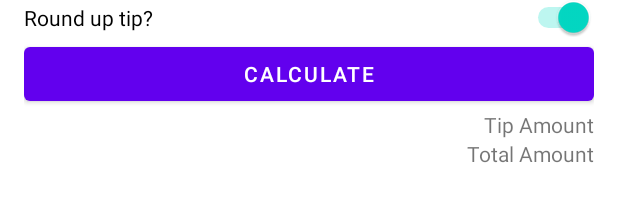
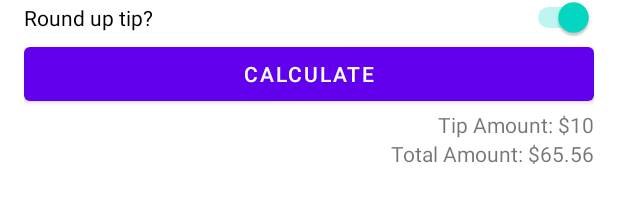
Before and after one commit to tse-jeff/TipCalc, an Android app: the layout activity_main.xml on its own in the app's theme, with its tools: preview values and no code run, on a phone screen of 412 x 824 dp. Shown: the part 340-543 px from the top of the screen. Run offline under Robolectric (Android 15) with nearby library versions, the phone set to English and light mode, and no system bars.

Commit message:
finished tip calculator functions

```diff
--- a/app/src/main/res/layout/activity_main.xml
+++ b/app/src/main/res/layout/activity_main.xml
@@ -1,6 +1,5 @@
 <?xml version="1.0" encoding="utf-8"?>
-<androidx.constraintlayout.widget.ConstraintLayout
-    xmlns:android="http://schemas.android.com/apk/res/android"
+<androidx.constraintlayout.widget.ConstraintLayout xmlns:android="http://schemas.android.com/apk/res/android"
     xmlns:app="http://schemas.android.com/apk/res-auto"
     xmlns:tools="http://schemas.android.com/tools"
     android:layout_width="match_parent"
@@ -12,18 +11,18 @@
         android:id="@+id/cost_of_service"
         android:layout_width="wrap_content"
         android:layout_height="wrap_content"
+        android:hint="Cost of Service"
         android:inputType="numberDecimal"
-        android:hint="Cost of Service"
         app:layout_constraintStart_toStartOf="parent"
-        app:layout_constraintTop_toTopOf="parent"/>
+        app:layout_constraintTop_toTopOf="parent" />
 
     <TextView
         android:id="@+id/service_question"
         android:layout_width="wrap_content"
         android:layout_height="wrap_content"
         android:text="@string/question"
-        app:layout_constraintTop_toBottomOf="@id/cost_of_service"
-        app:layout_constraintStart_toStartOf="parent"/>
+        app:layout_constraintStart_toStartOf="parent"
+        app:layout_constraintTop_toBottomOf="@id/cost_of_service" />
 
     <RadioGroup
         android:id="@+id/tip_options"
@@ -31,60 +30,62 @@
         android:layout_height="wrap_content"
         android:checkedButton="@id/option_eighteen_percent"
         android:orientation="vertical"
-        app:layout_constraintTop_toBottomOf="@id/service_question"
-        app:layout_constraintStart_toStartOf="parent">
+        app:layout_constraintStart_toStartOf="parent"
+        app:layout_constraintTop_toBottomOf="@id/service_question">
+
         <RadioButton
             android:id="@+id/option_twenty_percent"
             android:layout_width="wrap_content"
             android:layout_height="wrap_content"
-            android:text="@string/amazing"
-            android:onClick=""/>
-        <RadioButton android:id="@+id/option_eighteen_percent"
+            android:text="@string/amazing" />
+
+        <RadioButton
+            android:id="@+id/option_eighteen_percent"
             android:layout_width="wrap_content"
             android:layout_height="wrap_content"
-            android:text="@string/good"
-            android:onClick=""/>
-        <RadioButton android:id="@+id/option_fifteen_percent"
+            android:text="@string/good" />
+
+        <RadioButton
+            android:id="@+id/option_fifteen_percent"
             android:layout_width="wrap_content"
             android:layout_height="wrap_content"
-            android:text="@string/okay"
-            android:onClick=""/>
+            android:text="@string/okay" />
     </RadioGroup>
 
     <Switch
         android:id="@+id/round_up_switch"
         android:layout_width="0dp"
         android:layout_height="wrap_content"
+        android:checked="true"
         android:text="@string/round"
-        android:checked="true"
+        app:layout_constraintEnd_toEndOf="parent"
         app:layout_constraintStart_toStartOf="parent"
-        app:layout_constraintEnd_toEndOf="parent"
-        app:layout_constraintTop_toBottomOf="@id/tip_options"/>
+        app:layout_constraintTop_toBottomOf="@id/tip_options" />
 
     <Button
         android:id="@+id/calculate_button"
         android:layout_width="0dp"
         android:layout_height="wrap_content"
         android:text="@string/calc"
+        app:layout_constraintEnd_toEndOf="parent"
         app:layout_constraintStart_toStartOf="parent"
-        app:layout_constraintTop_toBottomOf="@id/round_up_switch"
-        app:layout_constraintEnd_toEndOf="parent"/>
+        app:layout_constraintTop_toBottomOf="@id/round_up_switch" />
 
     <TextView
         android:id="@+id/tip_result"
         android:layout_width="wrap_content"
         android:layout_height="wrap_content"
-        android:text="@string/tip"
+        app:layout_constraintEnd_toEndOf="parent"
         app:layout_constraintTop_toBottomOf="@id/calculate_button"
-        app:layout_constraintEnd_toEndOf="parent"/>
+        tools:text="Tip Amount: $10" />
 
     <TextView
         android:id="@+id/total_amount"
         android:layout_width="wrap_content"
         android:layout_height="wrap_content"
-        android:text="@string/total_amount"
         app:layout_constraintEnd_toEndOf="parent"
-        app:layout_constraintTop_toBottomOf="@id/tip_result"/>
+        app:layout_constraintTop_toBottomOf="@id/tip_result"
+        tools:text="Total Amount: $65.56"/>
 
 
 </androidx.constraintlayout.widget.ConstraintLayout>
--- a/app/src/main/res/values/strings.xml
+++ b/app/src/main/res/values/strings.xml
@@ -6,6 +6,6 @@
     <string name="okay">Okay (15%)</string>
     <string name="round">Round up tip?</string>
     <string name="calc">Calculate</string>
-    <string name="tip">Tip Amount</string>
-    <string name="total_amount">Total Amount</string>
+    <string name="tip">Tip Amount: %s</string>
+    <string name="total_amount">Total Amount: %s</string>
 </resources>
```
Also changed, not shown: app/src/main/java/com/jeff/tipcalc/MainActivity.kt (+29 -0 lines).
